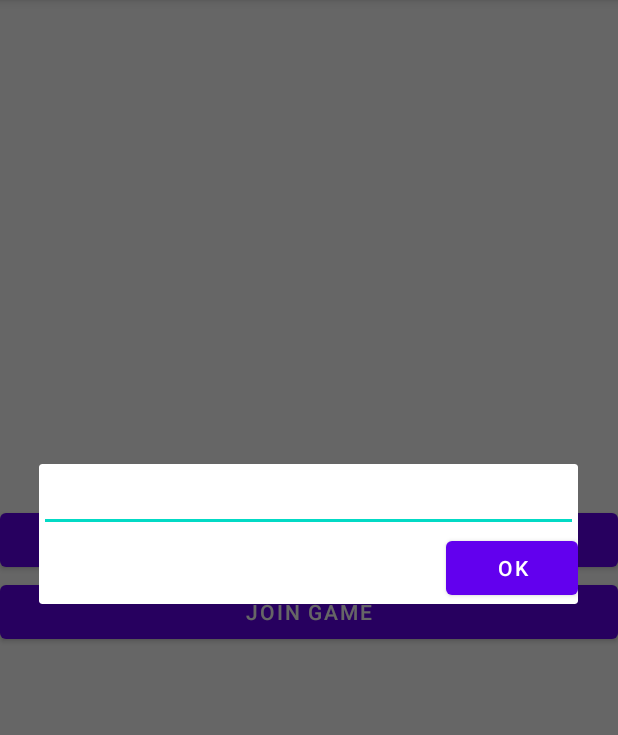
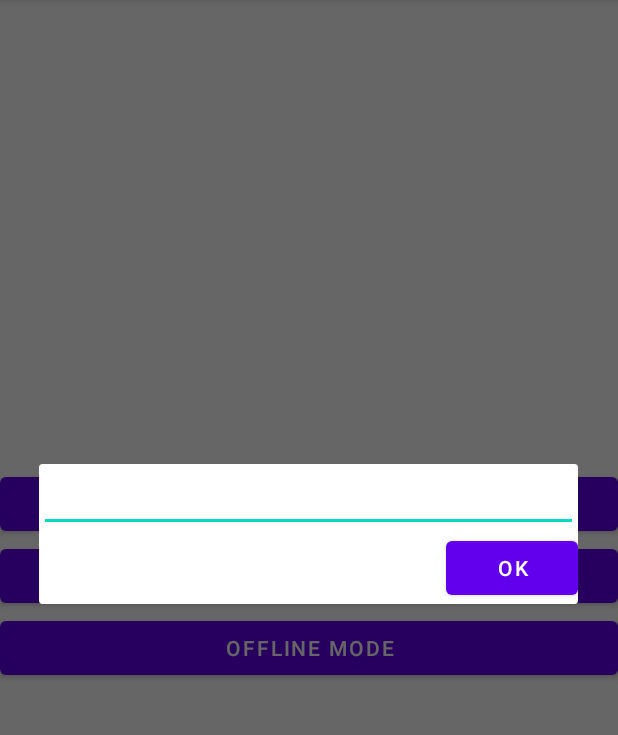
Before and after one commit to m-ladis/TicTacToe, an Android app: the screen it shows after launch (MainActivity), after a tap on "JOIN GAME", on a phone screen of 412 x 824 dp, the part 84-819 px from its top. Run offline under Robolectric (Android 15) with nearby library versions, the phone set to English and light mode, and no system bars.

Commit message:
added offline mode and created structure for api call

```diff
--- /dev/null
+++ b/app/src/main/java/hr/stroeer/tictactoe/Constants.kt
@@ -0,0 +1,3 @@
+package hr.stroeer.tictactoe
+
+const val BASE_URl = "https://still-tor-54034.herokuapp.com/"
--- a/app/src/main/java/hr/stroeer/tictactoe/MenuFragment.kt
+++ b/app/src/main/java/hr/stroeer/tictactoe/MenuFragment.kt
@@ -34,6 +34,9 @@ class MenuFragment : Fragment() {
         binding.joinGameButton.setOnClickListener {
             showJoinDialog()
         }
+        binding.offlineModeButton.setOnClickListener {
+            navigateToGameFieldScreen()
+        }
     }
 
     override fun onDestroyView() {
@@ -48,8 +51,10 @@ class MenuFragment : Fragment() {
         val dialog = builder.create()
         dialog.show()
 
-        dialog.findViewById<EditText>(R.id.room_id_edit_text)
         dialog.findViewById<Button>(R.id.ok_button)?.setOnClickListener {
+            hostGame(
+                dialog.findViewById<EditText>(R.id.room_id_edit_text)?.text.toString()
+            )
             navigateToGameFieldScreen()
             dialog.dismiss()
         }
@@ -62,11 +67,21 @@ class MenuFragment : Fragment() {
         val dialog = builder.create()
         dialog.show()
 
-        dialog.findViewById<EditText>(R.id.room_id_edit_text)
         dialog.findViewById<Button>(R.id.ok_button)?.setOnClickListener {
+            joinGame(
+                dialog.findViewById<EditText>(R.id.room_id_edit_text)?.text.toString()
+            )
             navigateToGameFieldScreen()
             dialog.dismiss()
         }
+    }
+
+    private fun hostGame(roomName: String) {
+
+    }
+
+    private fun joinGame(roomName: String) {
+
     }
 
     private fun navigateToGameFieldScreen() {
--- a/app/src/main/res/layout/fragment_menu.xml
+++ b/app/src/main/res/layout/fragment_menu.xml
@@ -23,10 +23,21 @@
         android:layout_width="match_parent"
         android:layout_height="wrap_content"
         android:text="Join game"
-        app:layout_constraintBottom_toBottomOf="parent"
+        app:layout_constraintBottom_toTopOf="@+id/offline_mode_button"
         app:layout_constraintEnd_toEndOf="parent"
         app:layout_constraintHorizontal_bias="0.5"
         app:layout_constraintStart_toStartOf="parent"
         app:layout_constraintTop_toBottomOf="@+id/host_game_button" />
 
+    <Button
+        android:id="@+id/offline_mode_button"
+        android:layout_width="match_parent"
+        android:layout_height="wrap_content"
+        android:text="Offline mode"
+        app:layout_constraintBottom_toBottomOf="parent"
+        app:layout_constraintEnd_toEndOf="parent"
+        app:layout_constraintHorizontal_bias="0.5"
+        app:layout_constraintStart_toStartOf="parent"
+        app:layout_constraintTop_toBottomOf="@+id/join_game_button" />
+
 </androidx.constraintlayout.widget.ConstraintLayout>
```
